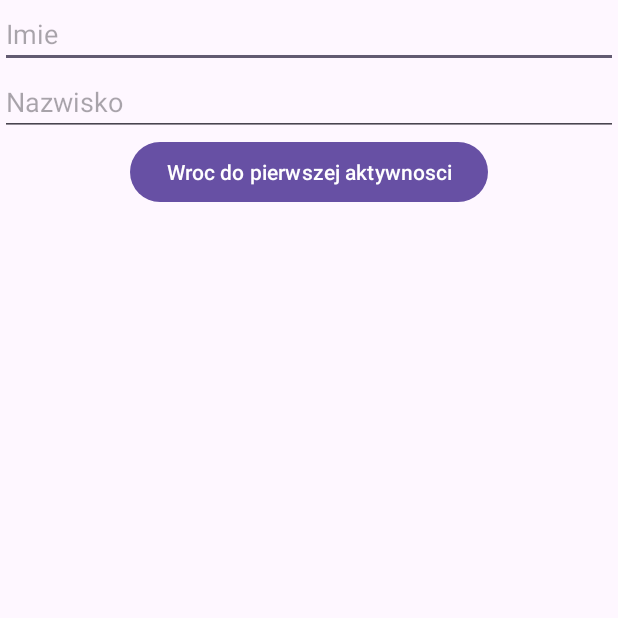
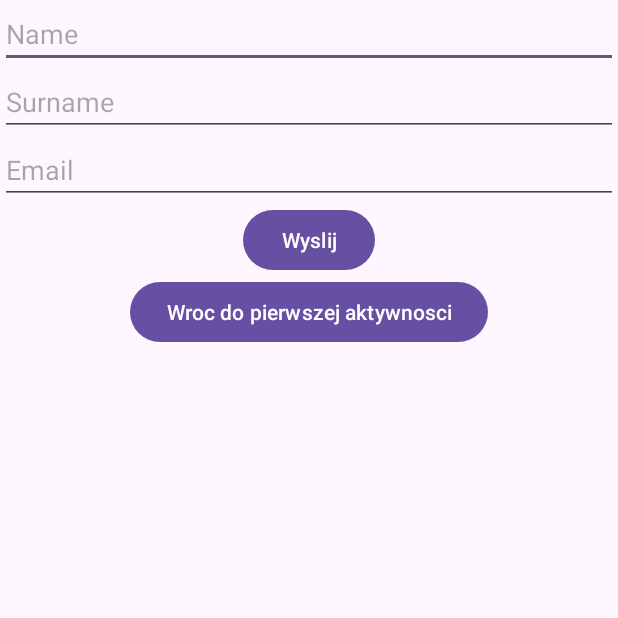
Before and after one commit to Mateusz-34/Zadanie7, an Android app: the screen it shows after launch (SecondActivity), after a tap on "Przejdz do drugiej aktywnosci", on a phone screen of 412 x 824 dp, the top half of it. Run offline under Robolectric (Android 15) with nearby library versions, the phone set to English and light mode, and no system bars.

Commit message:
Intenty i Aktywnosći

```diff
--- a/app/src/main/java/com/example/multiactivityapp/MainActivity.java
+++ b/app/src/main/java/com/example/multiactivityapp/MainActivity.java
@@ -1,5 +1,6 @@
 package com.example.multiactivityapp;
 
+import android.annotation.SuppressLint;
 import android.content.Intent;
 import android.os.Bundle;
 import android.widget.Button;
@@ -8,34 +9,38 @@ import android.widget.TextView;
 import androidx.appcompat.app.AppCompatActivity;
 
 public class MainActivity extends AppCompatActivity {
-
+    public static final String IntentName = "name";
+    public static final String IntentSurname = "surname";
+    public static final String IntentEmail = "email";
 
     @Override
     protected void onCreate(Bundle savedInstanceState) {
         super.onCreate(savedInstanceState);
         setContentView(R.layout.activity_main);
 
+        TextView textViewName = findViewById(R.id.textViewName);
+        TextView textViewSurname = findViewById(R.id.textViewSurname);
+        TextView textViewEmail = findViewById(R.id.textViewEmail);
+
         Button buttonNavigate = findViewById(R.id.buttonNavigate);
 
         buttonNavigate.setOnClickListener(v -> {
             Intent intent = new Intent(MainActivity.this, SecondActivity.class);
-            startActivityForResult(intent, 1);
+            startActivity(intent);
         });
-    }
 
-    @Override
-    protected void onActivityResult(int requestCode, int resultCode, Intent data) {
-        super.onActivityResult(requestCode, resultCode, data);
+        String name = getIntent().getStringExtra(IntentName);
+        String surname = getIntent().getStringExtra(IntentSurname);
+        String email = getIntent().getStringExtra(IntentEmail);
 
-        if (resultCode == RESULT_OK) {
-            String messageName = data.getStringExtra("messageName");
-            String messageSurname = data.getStringExtra("messageSurname");
-
-            TextView textViewName = findViewById(R.id.textViewName);
-            TextView textViewSurname = findViewById(R.id.textViewSurname);
-
-            textViewName.setText(messageName);
-            textViewSurname.setText(messageSurname);
+        if (name != null) {
+            textViewName.setText("Pole Name: " + name);
+        }
+        if (surname != null) {
+            textViewSurname.setText("Pole Surname: " + surname);
+        }
+        if (email != null) {
+            textViewEmail.setText("Pole Email: " + email);
         }
     }
 }
--- a/app/src/main/java/com/example/multiactivityapp/SecondActivity.java
+++ b/app/src/main/java/com/example/multiactivityapp/SecondActivity.java
@@ -16,18 +16,32 @@ public class SecondActivity extends AppCompatActivity {
 
         EditText Name = findViewById(R.id.Name);
         EditText Surname = findViewById(R.id.Surname);
-        Button buttonBack = findViewById(R.id.buttonBack);
+        EditText Email = findViewById(R.id.Email);
 
-        buttonBack.setOnClickListener(v -> {
-            String messageName = Name.getText().toString();
-            String messageSurname = Surname.getText().toString();
+        String messageName = getIntent().getStringExtra("messageName");
+        String messageSurname = getIntent().getStringExtra("messageSurname");
+        String messageEmail = getIntent().getStringExtra("messageEmail");
 
-            Intent intent = new Intent();
-            intent.putExtra("messageName", messageName);
-            intent.putExtra("messageSurname", messageSurname);
+        Name.setText(messageName);
+        Surname.setText(messageSurname);
+        Email.setText(messageEmail);
 
-            setResult(RESULT_OK, intent);
+        Button submit = findViewById(R.id.submit);
+        submit.setOnClickListener(v-> {
+            String messagename = Name.getText().toString();
+            String messagesurname = Surname.getText().toString();
+            String messageemail = Email.getText().toString();
+
+            Intent intent = new Intent(SecondActivity.this, MainActivity.class);
+            intent.putExtra("name",messagename);
+            intent.putExtra("surname",messagesurname);
+            intent.putExtra("email",messageemail);
+
+            startActivity(intent);
             finish();
         });
+
+        Button buttonBack = findViewById(R.id.buttonBack);
+        buttonBack.setOnClickListener(v -> finish());
     }
 }
--- a/app/src/main/res/layout/activity_main.xml
+++ b/app/src/main/res/layout/activity_main.xml
@@ -15,6 +15,11 @@
         android:layout_width="wrap_content"
         android:layout_height="wrap_content"
         android:layout_gravity="center"/>
+    <TextView
+        android:id="@+id/textViewEmail"
+        android:layout_width="wrap_content"
+        android:layout_height="wrap_content"
+        android:layout_gravity="center"/>
 
     <Button
         android:id="@+id/buttonNavigate"
--- a/app/src/main/res/layout/activity_second.xml
+++ b/app/src/main/res/layout/activity_second.xml
@@ -9,15 +9,28 @@
         android:id="@+id/Name"
         android:layout_width="match_parent"
         android:layout_height="wrap_content"
-        android:hint="Imie"
+        android:hint="Name"
         android:inputType="text" />
 
     <EditText
         android:id="@+id/Surname"
         android:layout_width="match_parent"
         android:layout_height="wrap_content"
-        android:hint="Nazwisko"
+        android:hint="Surname"
         android:inputType="text" />
+    <EditText
+        android:id="@+id/Email"
+        android:layout_width="match_parent"
+        android:layout_height="wrap_content"
+        android:hint="Email"
+        android:inputType="text" />
+
+    <Button
+        android:id="@+id/submit"
+        android:layout_width="wrap_content"
+        android:layout_height="wrap_content"
+        android:text="Wyslij"
+        android:layout_gravity="center"/>
 
     <Button
         android:id="@+id/buttonBack"
```
